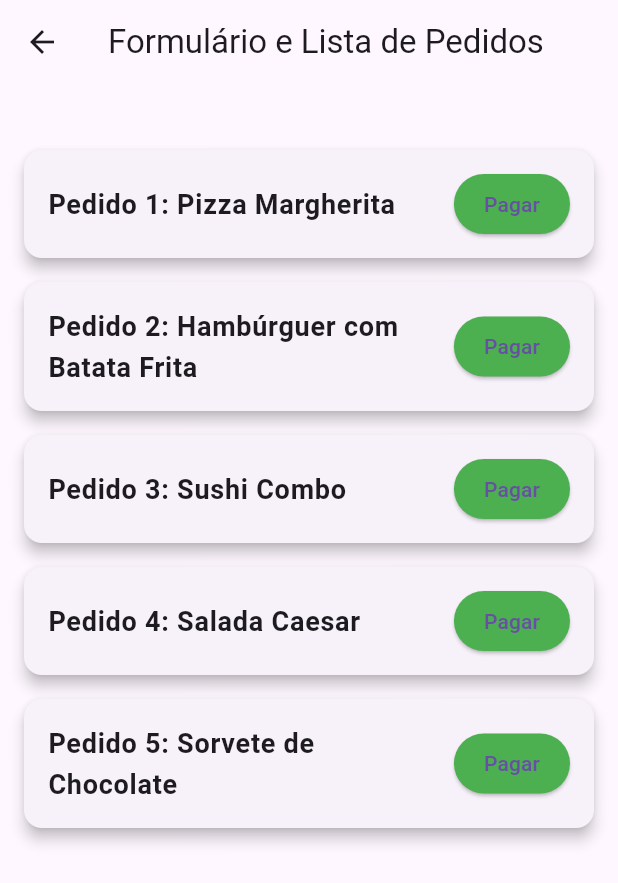
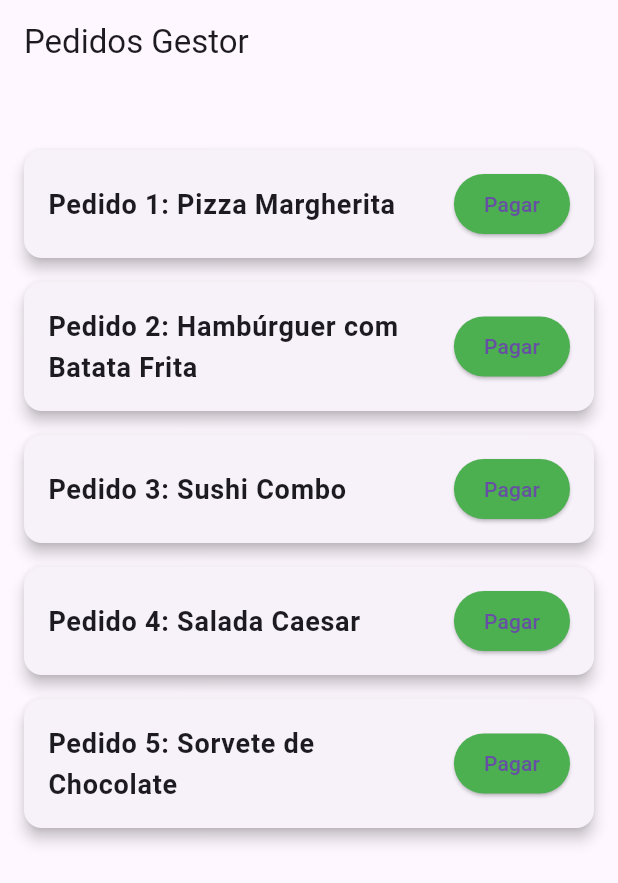
Before and after one commit to idail/np3beneficios_app, a Flutter app: the Gestor screen opened directly, on a phone screen of 412 x 824 dp. Shown: the top 883 px of the screen. Run offline on Flutter 3.47's test engine with Material 3 defaults, Android fonts, the phone set to English and light mode, and no system bars; missing offline and left inert: flutter_barcode_scanner.

```diff
--- a/lib/paginas/fornecedor.dart
+++ b/lib/paginas/fornecedor.dart
@@ -3,16 +3,16 @@
 import 'package:flutter/widgets.dart';
 import 'package:flutter_barcode_scanner/flutter_barcode_scanner.dart';
 
-class Gestor extends StatefulWidget {
-  const Gestor({super.key});
+class Fornecedor extends StatefulWidget {
+  const Fornecedor({super.key});
 
   @override
-  GestorState createState() {
-    return new GestorState();
+  FornecedorState createState() {
+    return new FornecedorState();
   }
 }
 
-class GestorState extends State<Gestor> {
+class FornecedorState extends State<Fornecedor> {
   // ignore: unused_field
   final _formKey = GlobalKey<FormState>();
 
@@ -85,7 +85,7 @@
   Widget build(BuildContext context) {
     return Scaffold(
       appBar: AppBar(
-        title: const Text('Formulário e Lista de Pedidos'),
+        title: const Text('Pedidos Fornecedor'),
       ),
       body: Padding(
         padding: const EdgeInsets.all(16.0),
--- a/lib/paginas/gestor.dart
+++ b/lib/paginas/gestor.dart
@@ -85,7 +85,7 @@
   Widget build(BuildContext context) {
     return Scaffold(
       appBar: AppBar(
-        title: const Text('Formulário e Lista de Pedidos'),
+        title: const Text('Pedidos Gestor'),
       ),
       body: Padding(
         padding: const EdgeInsets.all(16.0),
```
Also changed, not shown: lib/paginas/login.dart (+51 -5 lines).
